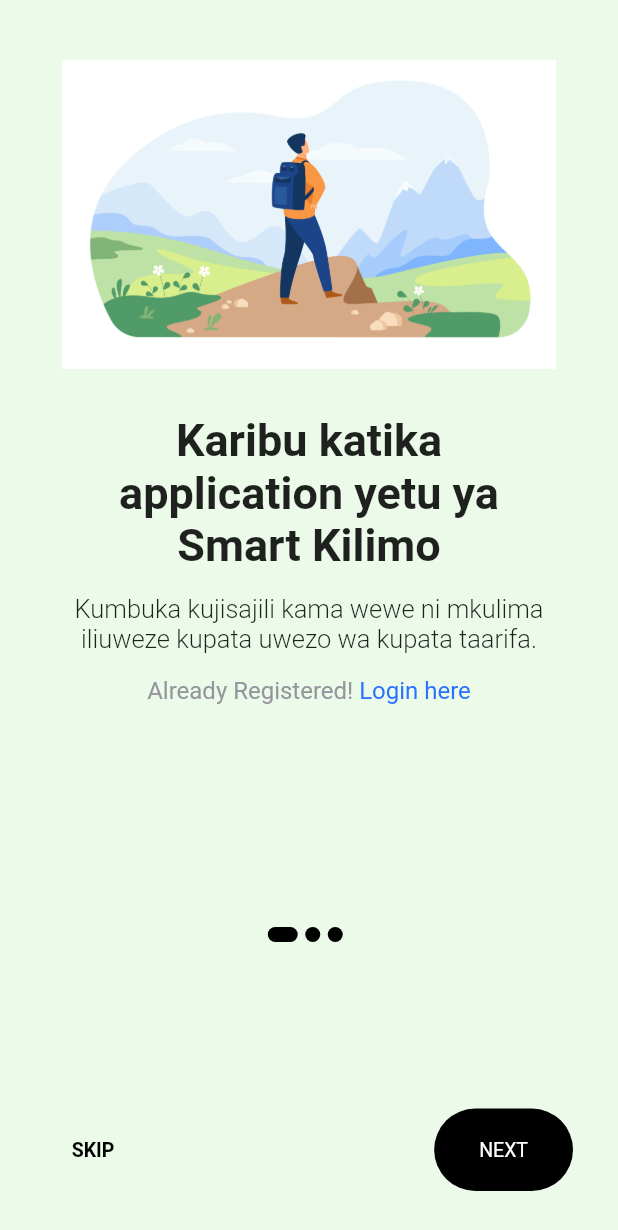
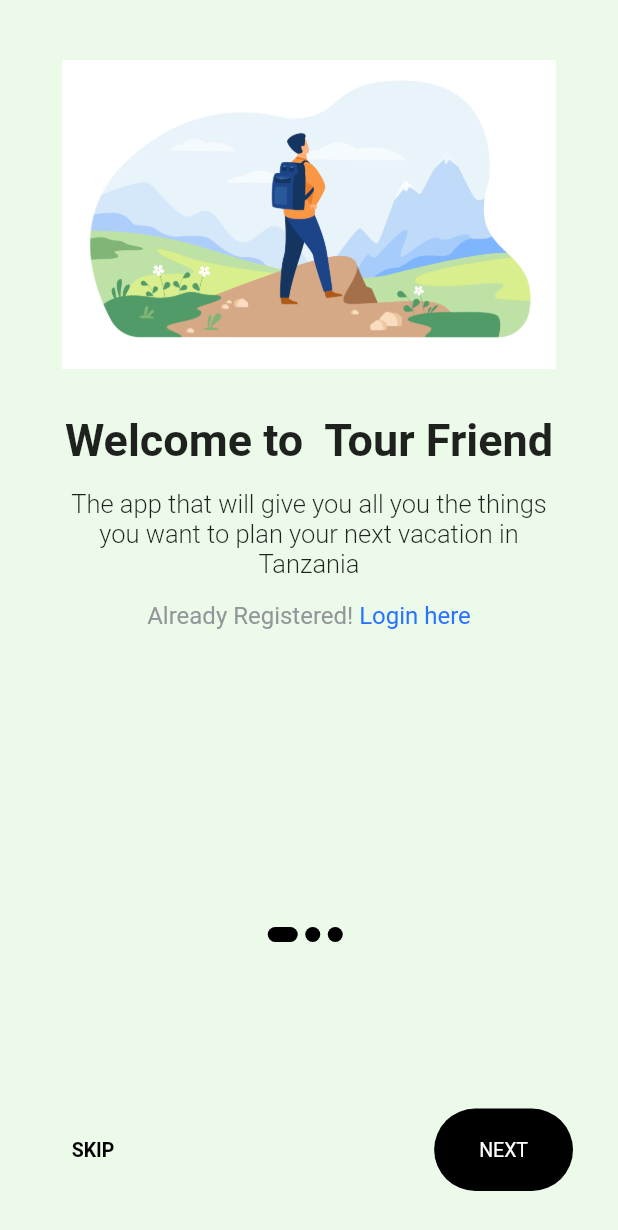
Before and after one commit to adammushy/tour_friend, a Flutter app: the Welcome screen opened directly, on a phone screen of 412 x 824 dp. Shown: the top 1230 px of the screen. Run offline on Flutter 3.47's test engine with Material 2 defaults, Android fonts, the phone set to English and light mode, and no system bars; our stand-ins replace bubble_bottom_bar, fluttertoast, font_awesome_flutter, google_fonts; Roboto replaces fonts that are missing (Mulish).

Commit message:
Updates on Welcome screen

```diff
--- a/lib/Components/homecontent.dart
+++ b/lib/Components/homecontent.dart
@@ -57,7 +57,8 @@ class HotelWidget extends StatelessWidget {
                     ?.copyWith(fontWeight: FontWeight.bold),
               ),
               Text(
-                "See all",
+                "",
+                // "See all",
                 style: Theme.of(context).textTheme.headline6?.copyWith(
                     fontWeight: FontWeight.bold,
                     color: ColorItems.blueChaose,
--- a/lib/Views/nationalparkscreen.dart
+++ b/lib/Views/nationalparkscreen.dart
@@ -22,7 +22,7 @@ class _NationalParkScreenState extends State<NationalParkScreen> {
           child: ListView(
         children: [
           ItemList(
-            name: "maharaja",
+            name: "Maharaja",
             imageUrl: "assets/images/tour.png",
             location: "India",
             details: "holla",
--- a/lib/widgets/data.dart
+++ b/lib/widgets/data.dart
@@ -34,21 +34,21 @@ class OnboardingContents {
 
 List<OnboardingContents> contents = [
   OnboardingContents(
-    title: "Karibu katika application yetu ya Smart Kilimo",
+    title: "Welcome to  Tour Friend",
     image: "assets/icons/nature1.png",
-    desc: "Kumbuka kujisajili kama wewe ni mkulima iliuweze kupata uwezo wa kupata taarifa.",
+    desc: "The app that will give you all you the things you want to plan your next vacation in Tanzania",
   ),
   OnboardingContents(
-    title: "Furahia huduma katika mfumo wetu.",
+    title: "Enjoy our five star service",
     image: "assets/icons/mountain.png",
     desc:
-        "Unaweza kupata taarifa mbalimbali zinazohusu masuala ya kilimo.",
+        "Get to know the nature of Tanzania",
   ),
   OnboardingContents(
-    title: "Karibu kwenye mfumo uwe mkulima wa kisasa",
+    title: "Welcome to Tanzania",
         image: "assets/icons/nature2.png",
 
-    desc: "karibu ujisajili.",
+    desc: "",
   ),
 ];
 
--- a/lib/widgets/itemlist.dart
+++ b/lib/widgets/itemlist.dart
@@ -21,7 +21,7 @@ class ItemList extends StatelessWidget {
           Padding(
             padding: EdgeInsets.all(16.0),
             child: Text(
-              name.toUpperCase(),
+              name,
               style: TextStyle(
                 fontSize: 24,
                 fontWeight: FontWeight.bold,
@@ -35,7 +35,7 @@ class ItemList extends StatelessWidget {
           context,
           MaterialPageRoute(
             builder: (context) => DetailScreen(
-              name: name.toUpperCase(),
+              name: name,
               details: details,
               imageUrl: imageUrl,
               location: location,
--- a/pubspec.yaml
+++ b/pubspec.yaml
@@ -41,6 +41,7 @@ dependencies:
   flutter_rating_bar: ^4.0.1
   google_fonts: ^2.3.1
   carousel_slider: ^4.0.0
+  fluttertoast: ^8.0.8
 
 dev_dependencies:
   flutter_test:
```
Also changed, not shown: lib/Views/detailScreen.dart (+84 -5 lines), pubspec.lock.
